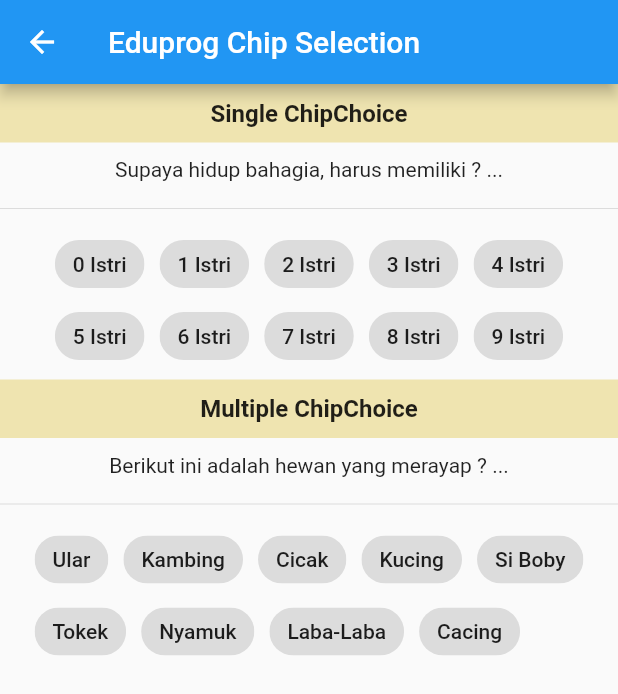
After one commit to amhirin/eduprog_flutter_exercises, a Flutter app: the screen it shows after launch, after a tap on "Chip Selection", on a phone screen of 412 x 824 dp. The commit adds this screen. Shown: the top 694 px of the screen. Run offline on Flutter 3.47's test engine with Material 2 defaults, Android fonts, the phone set to English and light mode, and no system bars; our stand-ins replace flutter_custom_clippers.

Commit message:
chipchoice, drawer, onwillpop

```diff
--- /dev/null
+++ b/lib/eduprog/chipselections.dart
@@ -0,0 +1,244 @@
+import 'package:flutter/material.dart';
+
+class ChipSelectionPage extends StatefulWidget {
+  ChipSelectionPage({Key key, this.title}) : super(key: key);
+  final String title;
+
+  @override
+  _ChipSelectionPageState createState() => _ChipSelectionPageState();
+}
+
+
+
+class _ChipSelectionPageState extends State<ChipSelectionPage> {
+
+  int _single_index = -1;
+  List<bool> _multi_index = [false, false, false, false, false, false, false, false, false];
+
+  @override
+  Widget build(BuildContext context) {
+    return Scaffold(
+        appBar: AppBar(
+          title: Text(widget.title),
+        ),
+        body: SingleChildScrollView(
+          scrollDirection: Axis.vertical,
+          child: Column(
+            children: <Widget>[
+              Container(
+                color: Color.fromRGBO(239, 228, 176, 1.0),
+                padding: EdgeInsets.all(10),
+                alignment: Alignment.center,
+                child: Text("Single ChipChoice", style: TextStyle(fontWeight: FontWeight.bold, fontSize: 16),),
+              ),
+              Container(
+                padding: EdgeInsets.all(10),
+                child: Text("Supaya hidup bahagia, harus memiliki ? ..."),
+              ),
+              Divider(),
+              Container(
+                padding: EdgeInsets.all(5),
+                child: Wrap(
+                  spacing: 10,
+                  children: <Widget>[
+                    ChoiceChip(
+                      selected: _single_index == 0 ? true : false,
+                      label: Text("0 Istri"), // your custom label widget
+                      onSelected: (b){
+                        setState(() {
+                          _single_index = 0;
+                        });
+                      },
+                    ),
+                    ChoiceChip(
+                      selected: _single_index == 1 ? true : false,
+                      label: Text("1 Istri"),
+                      onSelected: (b){
+                        setState(() {
+                          _single_index = 1;
+                        });
+                      },// your custom label widget
+                    ),
+                    ChoiceChip(
+                      selected: _single_index == 2 ? true : false,
+                      label: Text("2 Istri"), // your custom label widget
+                      onSelected: (b){
+                        setState(() {
+                          _single_index = 2;
+                        });
+                      },
+                    ),
+                    ChoiceChip(
+                      selected: _single_index == 3 ? true : false,
+                      label: Text("3 Istri"),
+                      onSelected: (b){
+                        setState(() {
+                          _single_index = 3;
+                        });
+                      },// your custom label widget
+                    ),
+                    ChoiceChip(
+                      selected: _single_index == 4 ? true : false,
+                      label: Text("4 Istri"), // your custom label widget
+                      onSelected: (b){
+                        setState(() {
+                          _single_index = 4;
+                        });
+                      },
+                    ),
+                    ChoiceChip(
+                      selected: _single_index == 5 ? true : false,
+                      label: Text("5 Istri"),
+                      onSelected: (b){
+                        setState(() {
+                          _single_index = 5;
+                        });
+                      },// your custom label widget
+                    ),
+                    ChoiceChip(
+                      selected: _single_index == 6 ? true : false,
+                      label: Text("6 Istri"), // your custom label widget
+                      onSelected: (b){
+                        setState(() {
+                          _single_index = 6;
+                        });
+                      },
+                    ),
+                    ChoiceChip(
+                      selected: _single_index == 7 ? true : false,
+                      label: Text("7 Istri"),
+                      onSelected: (b){
+                        setState(() {
+                          _single_index = 7;
+                        });
+                      },// your custom label widget
+                    ),
+                    ChoiceChip(
+                      selected: _single_index == 8 ? true : false,
+                      label: Text("8 Istri"), // your custom label widget
+                      onSelected: (b){
+                        setState(() {
+                          _single_index = 8;
+                        });
+                      },
+                    ),
+                    ChoiceChip(
+                      selected: _single_index == 9 ? true : false,
+                      label: Text("9 Istri"), // your custom label widget
+                      onSelected: (b){
+                        setState(() {
+                          _single_index = 9;
+                        });
+                      },
+                    ),
+
+                  ],
+                ),
+              ),
+              Container(
+                color: Color.fromRGBO(239, 228, 176, 1.0),
+                padding: EdgeInsets.all(10),
+                alignment: Alignment.center,
+                child: Text("Multiple ChipChoice", style: TextStyle(fontWeight: FontWeight.bold, fontSize: 16),),
+              ),
+              Container(
+                padding: EdgeInsets.all(10),
+                child: Text("Berikut ini adalah hewan yang merayap ? ..."),
+              ),
+              Divider(),
+              Container(
+                padding: EdgeInsets.all(5),
+                child: Wrap(
+                  spacing: 10,
+                  children: <Widget>[
+                    ChoiceChip(
+                      selected: _multi_index[0],
+                      label: Text("Ular"), // your custom label widget
+                      onSelected: (b){
+                        setState(() {
+                          _multi_index[0] = b;
+                        });
+                      },
+                    ),
+                    ChoiceChip(
+                      selected: _multi_index[1],
+                      label: Text("Kambing"),
+                      onSelected: (b){
+                        setState(() {
+                          _multi_index[1] = b;
+                        });
+                      },// your custom label widget
+                    ),
+                    ChoiceChip(
+                      selected: _multi_index[2],
+                      label: Text("Cicak"), // your custom label widget
+                      onSelected: (b){
+                        setState(() {
+                          _multi_index[2] = b;
+                        });
+                      },
+                    ),
+                    ChoiceChip(
+                      selected: _multi_index[3],
+                      label: Text("Kucing"),
+                      onSelected: (b){
+                        setState(() {
+                          _multi_index[3] = b;
+                        });
+                      },// your custom label widget
+                    ),
+                    ChoiceChip(
+                      selected: _multi_index[4],
+                      label: Text("Si Boby"), // your custom label widget
+                      onSelected: (b){
+                        setState(() {
+                          _multi_index[4] = b;
+                        });
+                      },
+                    ),
+                    ChoiceChip(
+                      selected: _multi_index[5],
+                      label: Text("Tokek"),
+                      onSelected: (b){
+                        setState(() {
+                          _multi_index[5] = b;
+                        });
+                      },// your custom label widget
+                    ),
+                    ChoiceChip(
+                      selected: _multi_index[6],
+                      label: Text("Nyamuk"), // your custom label widget
+                      onSelected: (b){
+                        setState(() {
+                          _multi_index[6] = b;
+                        });
+                      },
+                    ),
+                    ChoiceChip(
+                      selected: _multi_index[7],
+                      label: Text("Laba-Laba"),
+                      onSelected: (b){
+                        setState(() {
+                          _multi_index[7] = b;
+                        });
+                      },// your custom label widget
+                    ),
+                    ChoiceChip(
+                      selected: _multi_index[8],
+                      label: Text("Cacing"),
+                      onSelected: (b){
+                        setState(() {
+                          _multi_index[8] = b;
+                        });
+                      },// your custom label widget
+                    ),
+
+                  ],
+                ),
+              )
+            ],
+          ),
+        )
+    );
+  }
+}
--- a/lib/main.dart
+++ b/lib/main.dart
@@ -1,6 +1,9 @@
+import 'package:eduprog_flutter_exercises/eduprog/chipselections.dart';
 import 'package:eduprog_flutter_exercises/eduprog/custom_font.dart';
 import 'package:eduprog_flutter_exercises/eduprog/freeze_table.dart';
 import 'package:eduprog_flutter_exercises/eduprog/login.dart';
+import 'package:eduprog_flutter_exercises/eduprog/nav_drawer.dart';
+import 'package:eduprog_flutter_exercises/eduprog/willpopscope.dart';
 import 'package:flutter/cupertino.dart';
 import 'package:flutter/material.dart';
 
@@ -16,7 +19,7 @@ class MyApp extends StatelessWidget {
       debugShowCheckedModeBanner: false,
       title: 'Eduprog Demo',
       theme: ThemeData(
-        primarySwatch: Colors.purple,
+        //primarySwatch: Colors.purple,
       ),
       home: MyHomePage(title: 'Eduprog Flutter Demo'),
     );
@@ -106,7 +109,7 @@ class _MyHomePageState extends State<MyHomePage> {
               Divider(),
               ListTile(
                 title: Text("Freeze Table (Column)", style: TextStyle(fontWeight: FontWeight.bold)) ,
-                subtitle: Text("Contoh desaign table dengan freeze column"),
+                subtitle: Text("Contoh desain tabel dengan freeze column"),
                 onTap: (){
                   Navigator.push(
                     context,
@@ -117,11 +120,44 @@ class _MyHomePageState extends State<MyHomePage> {
               Divider(),
               ListTile(
                 title: Text("Freeze Table (Row)", style: TextStyle(fontWeight: FontWeight.bold)) ,
-                subtitle: Text("Contoh desaign table dengan freeze row"),
+                subtitle: Text("Contoh desain tabel dengan freeze row"),
                 onTap: (){
                   Navigator.push(
                     context,
                     MaterialPageRoute(builder: (context) => FreezeRowPage(title: "Eduprog Freeze Row",)),
+                  );
+                },
+              ),
+              Divider(),
+              ListTile(
+                title: Text("Navigation Drawer", style: TextStyle(fontWeight: FontWeight.bold)) ,
+                subtitle: Text("Contoh implementasi drawer pada halaman"),
+                onTap: (){
+                  Navigator.push(
+                    context,
+                    MaterialPageRoute(builder: (context) => NavDrawerPage(title: "Eduprog Drawer",)),
+                  );
+                },
+              ),
+              Divider(),
+              ListTile(
+                title: Text("Exit Confirmation", style: TextStyle(fontWeight: FontWeight.bold)) ,
+                subtitle: Text("Contoh konfirmasi button back dengan WillPopScope"),
+                onTap: (){
+                  Navigator.push(
+                    context,
+                    MaterialPageRoute(builder: (context) => WllPopScopePage(title: "Eduprog WillPopScope",)),
+                  );
+                },
+              ),
+              Divider(),
+              ListTile(
+                title: Text("Chip Selection", style: TextStyle(fontWeight: FontWeight.bold)) ,
+                subtitle: Text("Contoh Chip Selection untuk Single / Multiple Choice"),
+                onTap: (){
+                  Navigator.push(
+                    context,
+                    MaterialPageRoute(builder: (context) => ChipSelectionPage(title: "Eduprog Chip Selection",)),
                   );
                 },
               )
```
Also changed, not shown: lib/eduprog/nav_drawer.dart (added, +75 -0 lines), lib/eduprog/willpopscope.dart (added, +49 -0 lines).
